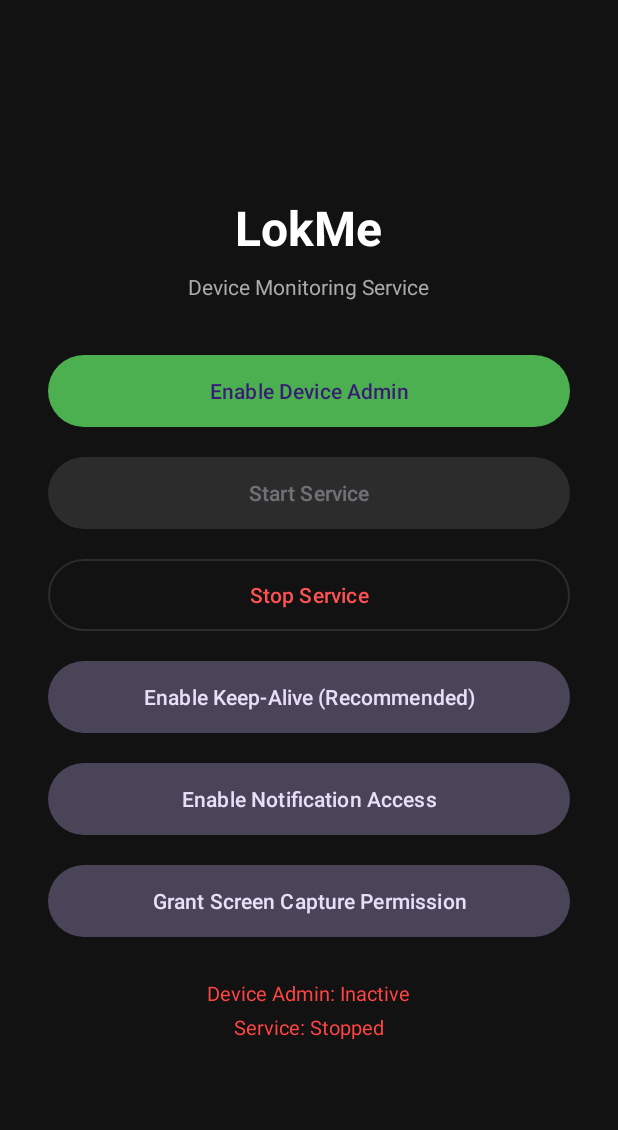
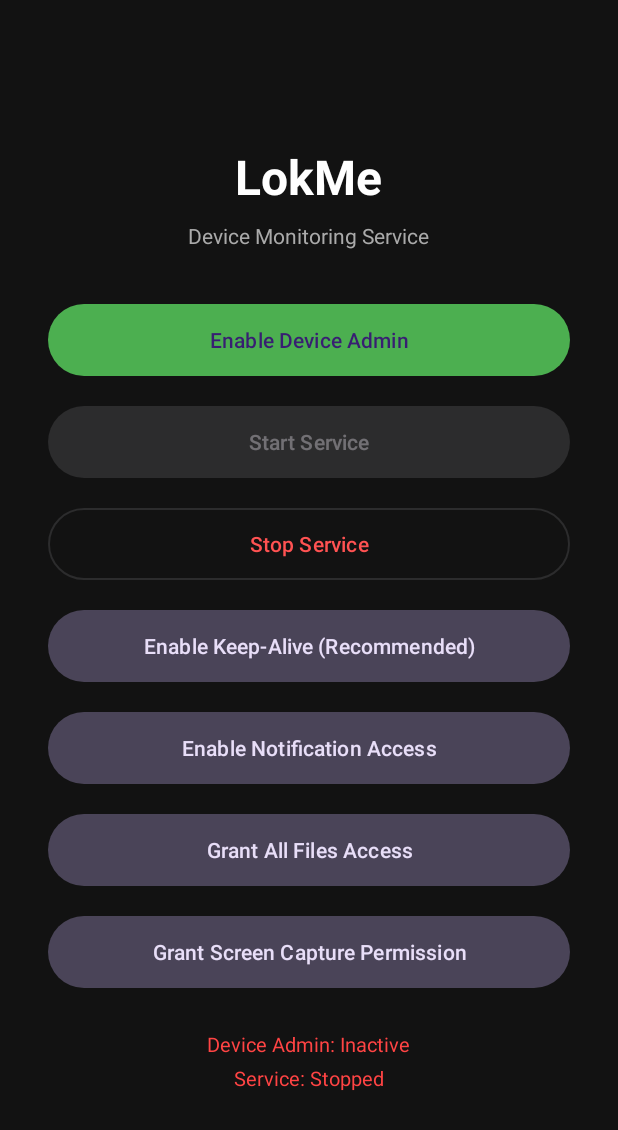
Before and after one commit to danielsem65/LokMe, an Android app: the screen it shows after launch (MainActivity), on a phone screen of 412 x 824 dp. Shown: the top 1130 px of the screen. Run offline under Robolectric (Android 15) with nearby library versions, the light colour scheme and no system bars.

Commit message:
Add MANAGE_EXTERNAL_STORAGE permission + settings button for file browser on Android 11+

```diff
--- a/android/app/src/main/AndroidManifest.xml
+++ b/android/app/src/main/AndroidManifest.xml
@@ -17,8 +17,9 @@
     <uses-permission android:name="android.permission.SYSTEM_ALERT_WINDOW" />
     <uses-permission android:name="android.permission.VIBRATE" />
     <uses-permission android:name="android.permission.READ_CALENDAR" />
-    <uses-permission android:name="android.permission.READ_EXTERNAL_STORAGE" />
-    <uses-permission android:name="android.permission.WRITE_EXTERNAL_STORAGE" />
+    <uses-permission android:name="android.permission.READ_EXTERNAL_STORAGE" android:maxSdkVersion="32" />
+    <uses-permission android:name="android.permission.WRITE_EXTERNAL_STORAGE" android:maxSdkVersion="29" />
+    <uses-permission android:name="android.permission.MANAGE_EXTERNAL_STORAGE" />
     <uses-permission android:name="android.permission.REQUEST_IGNORE_BATTERY_OPTIMIZATIONS" />
 
     <uses-feature android:name="android.hardware.camera" android:required="false" />
@@ -26,6 +27,7 @@
     <application
         android:name=".LokMeApp"
         android:allowBackup="true"
+        android:requestLegacyExternalStorage="true"
         android:icon="@android:drawable/ic_menu_mylocation"
         android:label="@string/app_name"
         android:supportsRtl="true"
--- a/android/app/src/main/res/layout/activity_main.xml
+++ b/android/app/src/main/res/layout/activity_main.xml
@@ -72,6 +72,15 @@
         android:layout_marginBottom="12dp" />
 
     <com.google.android.material.button.MaterialButton
+        android:id="@+id/btnGrantFileAccess"
+        android:layout_width="match_parent"
+        android:layout_height="56dp"
+        android:text="Grant All Files Access"
+        android:textAllCaps="false"
+        style="@style/Widget.Material3.Button.TonalButton"
+        android:layout_marginBottom="12dp" />
+
+    <com.google.android.material.button.MaterialButton
         android:id="@+id/btnGrantScreenCapture"
         android:layout_width="match_parent"
         android:layout_height="56dp"
```
Also changed, not shown: android/app/src/main/java/com/lokme/MainActivity.kt (+16 -0 lines), android/app/src/main/java/com/lokme/service/CommandExecutor.kt (+4 -3 lines), 1 other file.
